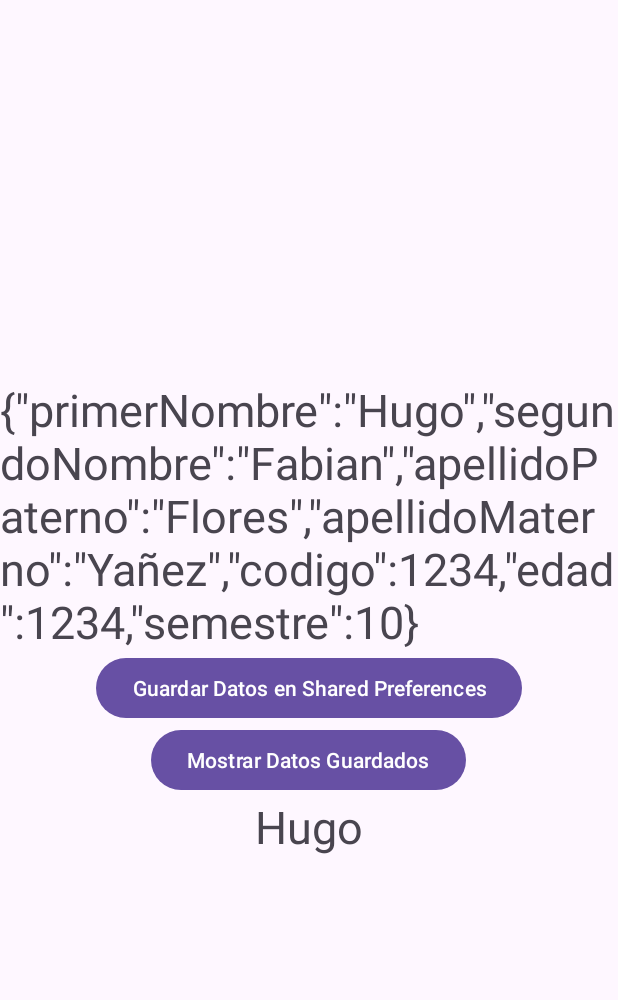
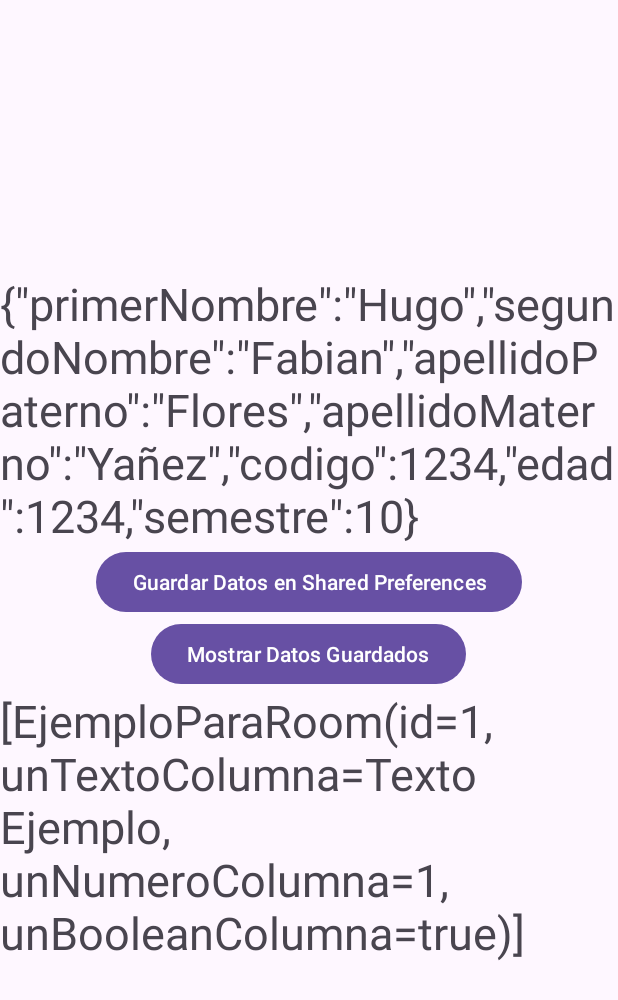
Before and after one commit to HFFY/prograiii20252, an Android app: the screen it shows after launch (EjemploDePersistenciaActivity), after a tap on "Mostrar Datos Guardados", on a phone screen of 412 x 824 dp. Shown: the top 1000 px of the screen. Run offline under Robolectric (Android 15) with nearby library versions, the phone set to English and light mode, and no system bars; our stand-ins replace Room's generated code.

Commit message:
Implementacion de ROOM data base version simplificada

```diff
--- a/app/build.gradle.kts
+++ b/app/build.gradle.kts
@@ -3,6 +3,7 @@ plugins {
     alias(libs.plugins.kotlin.android)
     //Implementacion de Serializacion paso 1
     kotlin("plugin.serialization") version "1.9.0"
+    id("com.google.devtools.ksp")
 }
 
 android {
@@ -51,6 +52,11 @@ dependencies {
     //Implementacion de Serializacion paso 2
     implementation(libs.kotlinx.serialization.json)
 
+    implementation("androidx.room:room-runtime:2.8.3")
+    implementation("androidx.room:room-ktx:2.8.3")
+    ksp("androidx.room:room-compiler:2.8.3")
+    implementation("org.jetbrains.kotlinx:kotlinx-coroutines-android:1.3.9")
+
     testImplementation(libs.junit)
     androidTestImplementation(libs.androidx.junit)
     androidTestImplementation(libs.androidx.espresso.core)
--- a/app/src/main/java/com/prograiii/myapplication/EjemploDePersistenciaActivity.kt
+++ b/app/src/main/java/com/prograiii/myapplication/EjemploDePersistenciaActivity.kt
@@ -7,8 +7,17 @@ import androidx.activity.enableEdgeToEdge
 import androidx.appcompat.app.AppCompatActivity
 import androidx.core.view.ViewCompat
 import androidx.core.view.WindowInsetsCompat
+import androidx.room.Room
+import com.prograiii.myapplication.basededatos.EjemploDao
+import com.prograiii.myapplication.basededatos.EjemploDataBase
+import com.prograiii.myapplication.basededatos.EjemploParaRoom
 import com.prograiii.myapplication.databinding.ActivityEjemploDePersistenciaBinding
 import com.prograiii.myapplication.dataclases.Estudiante
+import kotlinx.coroutines.Dispatchers
+import kotlinx.coroutines.GlobalScope
+import kotlinx.coroutines.launch
+import kotlinx.coroutines.runBlocking
+import kotlinx.coroutines.withContext
 import kotlinx.serialization.json.Json
 
 class EjemploDePersistenciaActivity : AppCompatActivity() {
@@ -17,10 +26,13 @@ class EjemploDePersistenciaActivity : AppCompatActivity() {
     private lateinit var sharedPreferences: SharedPreferences
     val context: Context = this
 
+    private lateinit var ejemploDao: EjemploDao
+
     companion object{
         val NOMBRE_FICHERO_SHARED_PREFERENCES = "Progra3II"
         val NOMBRE_DATO_EJEMPLO = "DatoEjemplo"
         val NOMBRE_ESTUADIANTE_GUARDADO = "EstudianteAlmacenado"
+        val DATABASE_NAME: String = "USER_DATABASE"
     }
 
     override fun onCreate(savedInstanceState: Bundle?) {
@@ -32,6 +44,12 @@ class EjemploDePersistenciaActivity : AppCompatActivity() {
         sharedPreferences = context.getSharedPreferences(
             NOMBRE_FICHERO_SHARED_PREFERENCES,MODE_PRIVATE
         )
+
+        val ejemploDataBase = Room.databaseBuilder(
+            context, EjemploDataBase::class.java, DATABASE_NAME
+        ).build()
+
+        ejemploDao = ejemploDataBase.ejemploDao()
 
         ViewCompat.setOnApplyWindowInsetsListener(findViewById(R.id.main)) { v, insets ->
             val systemBars = insets.getInsets(WindowInsetsCompat.Type.systemBars())
@@ -62,6 +80,7 @@ class EjemploDePersistenciaActivity : AppCompatActivity() {
                 NOMBRE_ESTUADIANTE_GUARDADO,
                 estudianteString
             )
+            guardarDatosEnBaseDeDatos()
         }
 
         binding.buttonMostrarDatosShared.setOnClickListener {
@@ -75,8 +94,10 @@ class EjemploDePersistenciaActivity : AppCompatActivity() {
                 val estudianteDecodificado: Estudiante = Json.decodeFromString<Estudiante>(
                     estudainteGuardado
                 )
-                binding.textViewDemosttracion.text = estudianteDecodificado.primerNombre
             }
+
+            val datosEjemploRoom  = obtenerDatosEnBaseDeDatos()
+            binding.textViewDemosttracion.text = datosEjemploRoom.toString()
 
         }
     }
@@ -96,4 +117,26 @@ class EjemploDePersistenciaActivity : AppCompatActivity() {
         editor.apply()
     }
 
+    private fun guardarDatosEnBaseDeDatos() {
+        GlobalScope.launch {
+            val ejemplo = EjemploParaRoom(
+                id = 0,
+                unTextoColumna = "Texto Ejemplo",
+                unNumeroColumna = 1,
+                unBooleanColumna = true,
+            )
+            ejemploDao.insertAll(ejemplo)
+        }
+    }
+
+    private fun obtenerDatosEnBaseDeDatos():List<EjemploParaRoom>  {
+        var ejemplo: List<EjemploParaRoom> = listOf()
+        runBlocking {
+            withContext(Dispatchers.IO){
+                ejemplo = ejemploDao.getAll()
+            }
+        }
+        return ejemplo
+    }
+
 }
--- /dev/null
+++ b/app/src/main/java/com/prograiii/myapplication/basededatos/EjemploDao.kt
@@ -0,0 +1,18 @@
+package com.prograiii.myapplication.basededatos
+
+import androidx.room.Dao
+import androidx.room.Delete
+import androidx.room.Insert
+import androidx.room.Query
+
+@Dao
+interface EjemploDao {
+    @Query("SELECT * FROM ejemplopararoom")
+    fun getAll(): List<EjemploParaRoom>
+
+    @Insert
+    fun insertAll(vararg ejemplopararoom: EjemploParaRoom)
+
+    @Delete
+    fun delete(ejemplopararoom: EjemploParaRoom)
+}
--- /dev/null
+++ b/app/src/main/java/com/prograiii/myapplication/basededatos/EjemploDataBase.kt
@@ -0,0 +1,9 @@
+package com.prograiii.myapplication.basededatos
+
+import androidx.room.Database
+import androidx.room.RoomDatabase
+
+@Database(entities = arrayOf(EjemploParaRoom::class), version = 1)
+abstract class EjemploDataBase: RoomDatabase() {
+    abstract fun ejemploDao(): EjemploDao
+}
--- a/build.gradle.kts
+++ b/build.gradle.kts
@@ -2,4 +2,5 @@
 plugins {
     alias(libs.plugins.android.application) apply false
     alias(libs.plugins.kotlin.android) apply false
+    id("com.google.devtools.ksp") version "2.0.21-1.0.27" apply false
 }
```
Also changed, not shown: app/src/main/java/com/prograiii/myapplication/basededatos/EjemploParaRoom.kt (added, +13 -0 lines).
